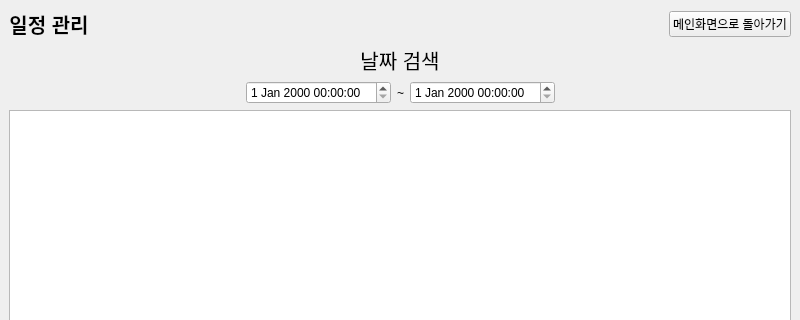
Above: OOP_Project_Qt/DateListWindow.ui from Doho-K/OOP23_1 before the change; both pictures show x 0 to 800 and y 0 to 320 of the 800 by 600 pixel window. Below: the same form after it.
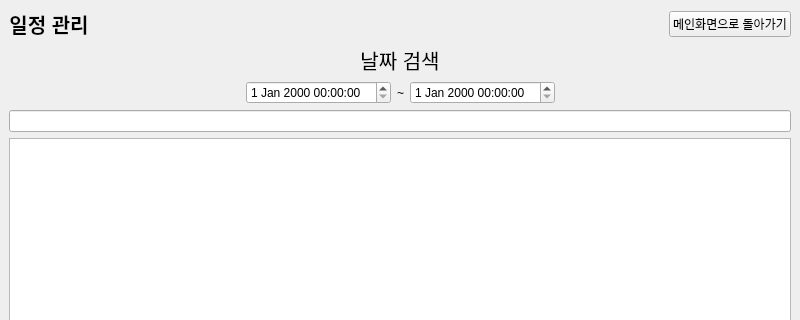
That is the form after the change.

Diff of the .ui file:
```diff
--- a/OOP_Project_Qt/DateListWindow.ui
+++ b/OOP_Project_Qt/DateListWindow.ui
@@ -117,6 +117,9 @@
       </item>
      </layout>
     </item>
+    <item>
+     <widget class="QLineEdit" name="SearchText"/>
+    </item>
     <item>
      <widget class="QListWidget" name="listWidget"/>
     </item>
```
Left out of the diff: 4 changed lines with no effect on the pictures.
